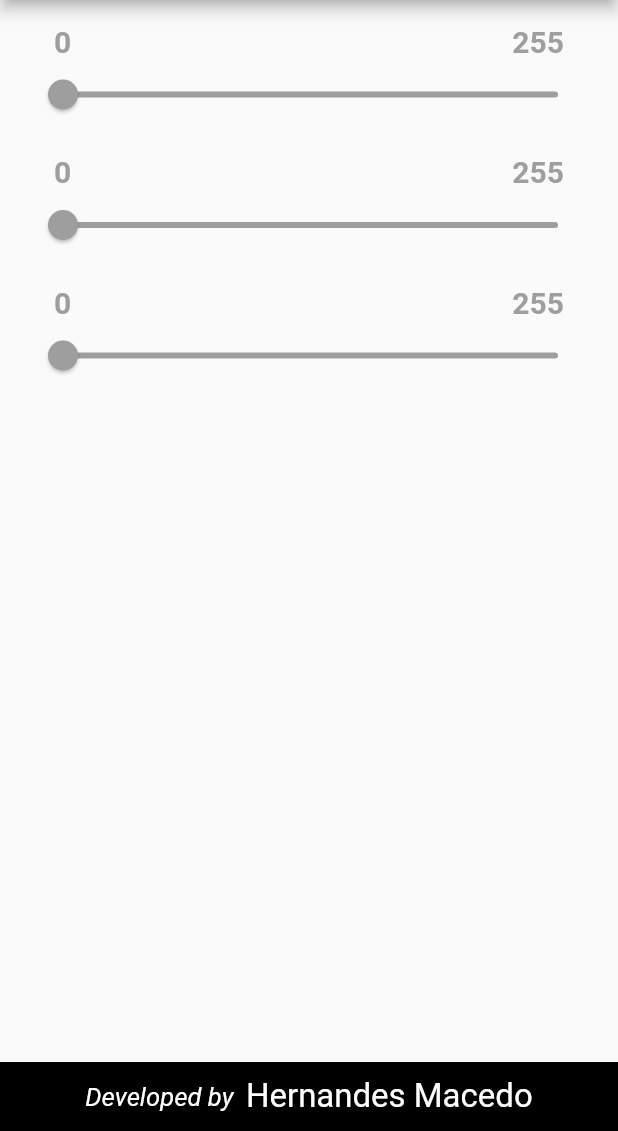
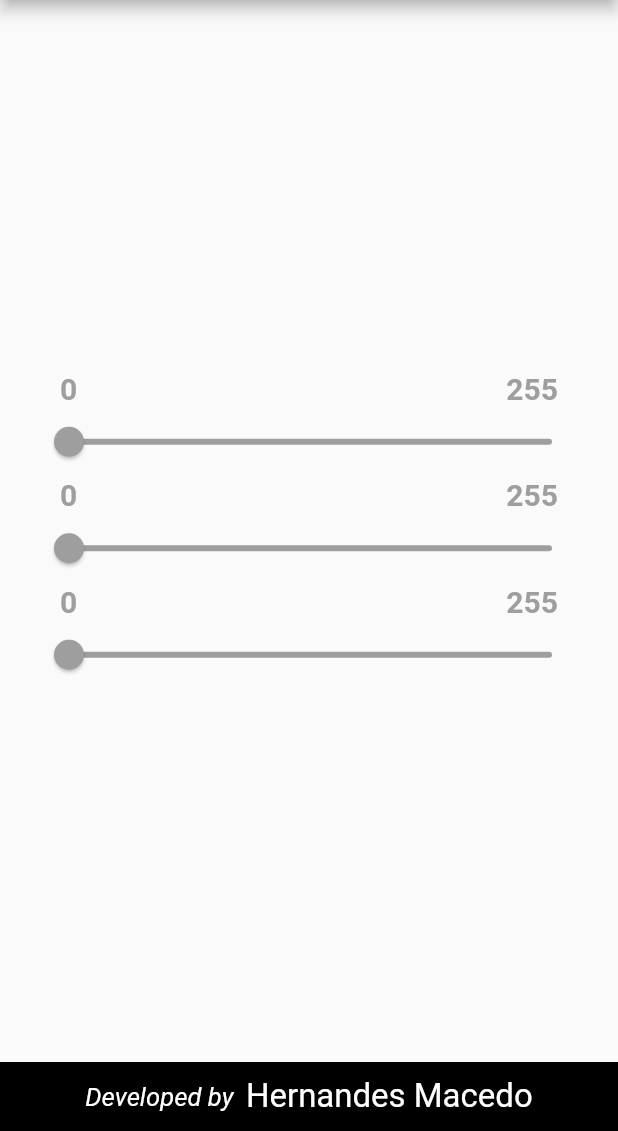
Before and after one commit to hernandesmacedo/perceptron-colors, a Flutter app: the screen it shows after launch, on a phone screen of 412 x 824 dp, the part 105-1236 px from its top. Run offline on Flutter 3.47's test engine with Material 2 defaults, Android fonts, the phone set to English and light mode, and no system bars; Roboto replaces fonts that are missing (Calibri).

Commit message:
Put body in a centred container

```diff
--- a/lib/pages/home.dart
+++ b/lib/pages/home.dart
@@ -19,12 +19,13 @@ class _HomePageState extends State<HomePage> {
   Widget build(BuildContext context) {
     return Scaffold(
       appBar: const Header(),
-      body: Padding(
-        padding: const EdgeInsets.all(16.0),
-        child: Wrap(
-          spacing: 5.0,
-          runSpacing: 16.0,
-          alignment: WrapAlignment.center,
+      body: Center(
+        child: Container(
+          width: (MediaQuery.of(context).size.height) * 0.65,
+          height: (MediaQuery.of(context).size.height) * 0.65,
+          padding: const EdgeInsets.all(20),
+          child: Column(
+            mainAxisAlignment: MainAxisAlignment.center,
             children: [
               RGBSlider(
                 min: 0,
@@ -59,6 +60,7 @@ class _HomePageState extends State<HomePage> {
             ],
           ),
         ),
+      ),
       bottomNavigationBar: const Footer(),
     );
   }
```
Lines whose indentation alone changed are shown as unchanged.
